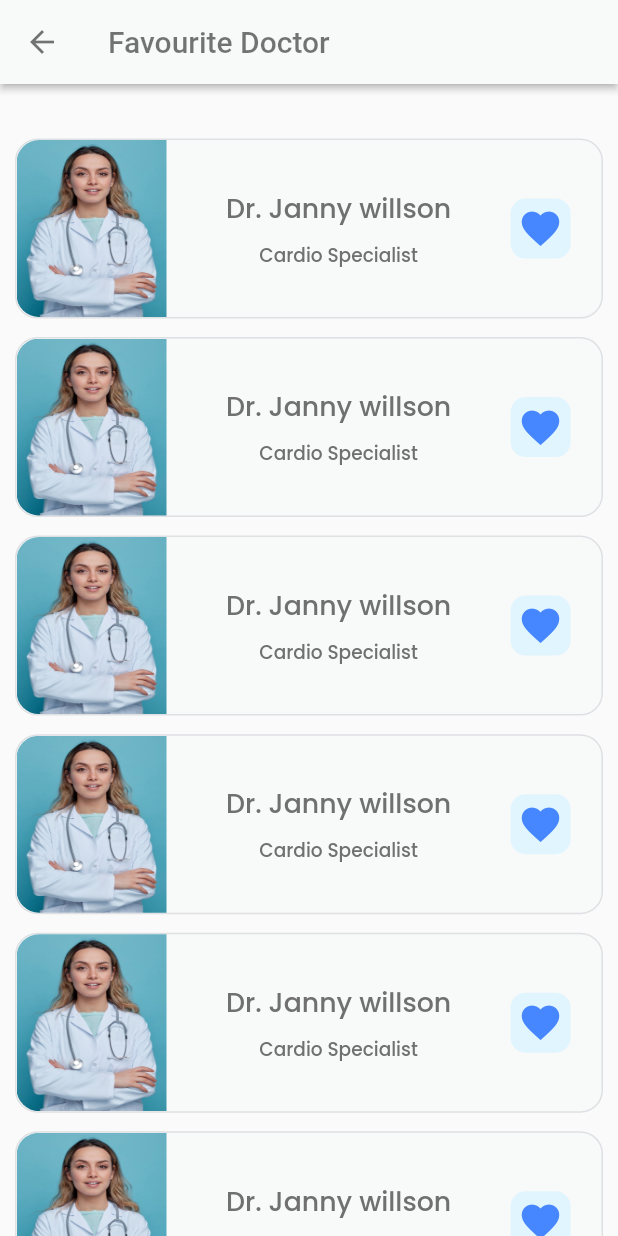
After one commit to Yashil07/doctify_app, a Flutter app: the screen it shows after launch, after a tap on the "favorite" icon, on a phone screen of 412 x 824 dp. The commit adds this screen. Run offline on Flutter 3.47's test engine with Material 2 defaults, Android fonts, the phone set to English and light mode, and no system bars; our stand-ins replace firebase_core, flutter_svg, image_picker, lottie, persistent_bottom_nav_bar and 2 more; missing offline and left inert: dart:ffi; accounts and stored records are empty; project files that could hold a hidden picture were left out.

Commit message:
22-09-22 home screen (fav,top,special)

```diff
--- a/lib/Views/customeWidgets/custom_appbar.dart
+++ b/lib/Views/customeWidgets/custom_appbar.dart
@@ -22,7 +22,7 @@ class _CustomAppBarState extends State<CustomAppBar> {
                 style: TextStyle(color: Colors.black54)),
             leading: const BackButton(color: Colors.black54),
             backgroundColor: ColorUtils.appBgColor,
-            elevation: 3,
+            elevation: 2,
           ),
         ),
     );
--- /dev/null
+++ b/lib/Views/home/Favourite-doctor_screen.dart
@@ -0,0 +1,102 @@
+import 'package:flutter/cupertino.dart';
+import 'package:flutter/material.dart';
+import 'package:sizer/sizer.dart';
+
+import '../../Utils/color_utils.dart';
+import '../../Utils/fontFamily_utils.dart';
+import '../../Utils/image_utils.dart';
+import '../customeWidgets/custom_appbar.dart';
+
+class FavouriteDoctorScreen extends StatefulWidget {
+  const FavouriteDoctorScreen({Key? key}) : super(key: key);
+
+  @override
+  State<FavouriteDoctorScreen> createState() => _FavouriteDoctorScreenState();
+}
+
+class _FavouriteDoctorScreenState extends State<FavouriteDoctorScreen> {
+  @override
+  Widget build(BuildContext context) {
+    return Container(
+      color: Colors.blueGrey,
+      child: SafeArea(
+        child: Scaffold(
+          appBar:   const PreferredSize(
+            preferredSize:Size.fromHeight(80),
+            child: CustomAppBar(title: "Favourite Doctor",),
+          ),
+          body: SingleChildScrollView(
+            child: Padding(
+              padding: const EdgeInsets.only(left: 10,right: 10),
+              child: Column(
+                children: List.generate(10, (index) =>
+                    Column(
+                      children: [
+                        SizedBox( height: 1.5.h),
+                        Container(
+
+                          height:120,
+                          width: double.infinity,
+                          decoration: BoxDecoration(
+                              color: ColorUtils.appBgColor,
+                              border: Border.all(color: ColorUtils.lightGreyColor),
+                              borderRadius: BorderRadius.circular(15)),
+                          child: Padding(
+                            padding:  EdgeInsets.only(right: 5.w),
+                            child: Row(
+                              mainAxisAlignment: MainAxisAlignment.spaceBetween,
+                              children: [
+                                ClipRRect(
+                                    borderRadius: const BorderRadius.only(topLeft:Radius.circular(15), bottomLeft: Radius.circular(15)),
+
+                                    child: Image.asset(ImageUtils.doctorImage,fit: BoxFit.fill,
+                                      height: 121,
+                                      width: 100.0,)
+                                ),
+                                Expanded(
+                                  child: Column(
+                                    mainAxisAlignment: MainAxisAlignment.center,
+                                    crossAxisAlignment: CrossAxisAlignment.center,
+                                    children: [
+                                      Text("Dr. Janny willson",style: FontTextStyle.poppinsS12W5labelColor,),
+                                      SizedBox(height: 1.h),
+                                      Text("Cardio Specialist",style: FontTextStyle.poppinsS8W5labelColor,),
+                                    ],
+                                  ),
+                                ),
+
+                                Center(
+                                  child: Container(
+                                    height:40,
+                                    width: 40,
+                                    decoration: BoxDecoration(
+                                        color: ColorUtils.skyBlueColor,
+                                        borderRadius: BorderRadius.circular(10)
+                                      //more than 50% of width makes circle
+                                    ),
+                                    child:  Center(
+                                      child: Icon(
+                                        Icons.favorite,
+                                        size: 30,
+                                        color: ColorUtils.primaryColor,
+                                      ),
+                                    ),
+                                  ),
+                                ),
+
+                              ],
+                            ),
+                          ),
+                        ),
+                      ],
+                    )),
+              ),
+            ),
+          ),
+        ),
+
+      ),
+
+    );
+  }
+}
--- a/lib/Views/home/bottom_nav-bar_screen.dart
+++ b/lib/Views/home/bottom_nav-bar_screen.dart
@@ -2,6 +2,7 @@ import 'package:flutter/cupertino.dart';
 import 'package:flutter/material.dart';
 import 'package:persistent_bottom_nav_bar/persistent-tab-view.dart';
 import 'package:lottie/lottie.dart';
+import 'package:project/Utils/color_utils.dart';
 import 'package:project/Views/Auth/reset_password_screen.dart';
 import 'package:project/Views/Auth/successfully_changed.dart';
 import 'package:project/Views/home/home_screen.dart';
@@ -31,7 +32,7 @@ class MainPage extends StatefulWidget {
 }
 
 class _MainPageState extends State<MainPage> {
-  Color mainColor = const Color(0xFF2631C1);
+  // Color mainColor = const Color(0xFF2631C1);
   final PersistentTabController _controller =
   PersistentTabController(initialIndex: 0);
 
@@ -46,7 +47,6 @@ class _MainPageState extends State<MainPage> {
           HomePage(),
           ResetPasswordScreen(),
           ChatPage(),
-          NotificationPage(),
           ProfilePage(),
         ],
         items: _navBarsItems(),
@@ -68,31 +68,27 @@ class _MainPageState extends State<MainPage> {
       PersistentBottomNavBarItem(
         icon: const Icon(CupertinoIcons.home),
         title: ("Home"),
-        activeColorPrimary: mainColor,
+        activeColorPrimary: ColorUtils.primaryColor,
+        inactiveColorPrimary: CupertinoColors.systemGrey,
+
+      ),
+      PersistentBottomNavBarItem(
+        icon: const Icon(CupertinoIcons.calendar_today),
+        title: ("Appointment"),
+        activeColorPrimary: ColorUtils.primaryColor,
         inactiveColorPrimary: CupertinoColors.systemGrey,
       ),
       PersistentBottomNavBarItem(
-        icon: const Icon(CupertinoIcons.search),
-        title: ("Search"),
-        activeColorPrimary: mainColor,
+        icon: const Icon(CupertinoIcons.list_bullet),
+        title: ("History"),
+        activeColorPrimary: ColorUtils.primaryColor,
         inactiveColorPrimary: CupertinoColors.systemGrey,
       ),
-      PersistentBottomNavBarItem(
-        icon: const Icon(CupertinoIcons.chat_bubble),
-        title: ("Chat"),
-        activeColorPrimary: mainColor,
-        inactiveColorPrimary: CupertinoColors.systemGrey,
-      ),
-      PersistentBottomNavBarItem(
-        icon: const Icon(CupertinoIcons.bell),
-        title: ("Notification"),
-        activeColorPrimary: mainColor,
-        inactiveColorPrimary: CupertinoColors.systemGrey,
-      ),
+
       PersistentBottomNavBarItem(
         icon: const Icon(CupertinoIcons.person),
         title: ("Profile"),
-        activeColorPrimary: mainColor,
+        activeColorPrimary: ColorUtils.primaryColor,
         inactiveColorPrimary: CupertinoColors.systemGrey,
       ),
     ];
@@ -104,7 +100,7 @@ class HomePage extends StatelessWidget {
 
   @override
   Widget build(BuildContext context) {
-    return Center(
+    return const Center(
       child: HomeScreen(),
     );
   }
@@ -132,17 +128,6 @@ class ChatPage extends StatelessWidget {
   }
 }
 
-class NotificationPage extends StatelessWidget {
-  const NotificationPage({Key? key}) : super(key: key);
-
-  @override
-  Widget build(BuildContext context) {
-    return Center(
-      child: Lottie.asset('assets/notification.json'),
-    );
-  }
-}
-
 class ProfilePage extends StatelessWidget {
   const ProfilePage({Key? key}) : super(key: key);
 
--- a/lib/Views/home/home_screen.dart
+++ b/lib/Views/home/home_screen.dart
@@ -2,7 +2,9 @@ import 'package:flutter/material.dart';
 
 import 'package:project/Utils/image_utils.dart';
 import 'package:project/Views/customeWidgets/custom_text_field.dart';
+import 'package:project/Views/home/Favourite-doctor_screen.dart';
 import 'package:project/Views/home/specialist_screen.dart';
+import 'package:project/Views/home/top-doc_screen.dart';
 import 'package:sizer/sizer.dart';
 
 import '../../Utils/color_utils.dart';
@@ -44,7 +46,9 @@ class _HomeScreenState extends State<HomeScreen> {
                         SizedBox(width: 3.w,),
                         Text("Doctify",style: FontTextStyle.poppinsS10W5labelColor,),
                         SizedBox(width: 30.w,),
-                        Container(
+                        GestureDetector(
+                          onTap: (){Navigator.push(context, MaterialPageRoute(builder: (context) => const   FavouriteDoctorScreen()));},
+                          child: Container(
                             height:45,
                             width: 45,
                             decoration: BoxDecoration(
@@ -57,6 +61,7 @@ class _HomeScreenState extends State<HomeScreen> {
                                 Icons.favorite,
                                 size: 30,
                                 color: ColorUtils.primaryColor,
+                              ),
                             ),
                           ),
                         ),
@@ -201,7 +206,9 @@ class _HomeScreenState extends State<HomeScreen> {
                           mainAxisAlignment: MainAxisAlignment.spaceBetween,
                           children: [
                             Text("Top Doctor",style: FontTextStyle.poppinsS12W5labelColor,),
-                            Text("See All",style: FontTextStyle.poppinsS12W5labelColor,),
+                            GestureDetector(
+                              child: Text("See All",style: FontTextStyle.poppinsS12W5labelColor,),
+                              onTap: () { Navigator.push(context, MaterialPageRoute(builder: (context) => const TopDoctorScreen()));},),
                           ],
                         ),
                       ],
@@ -217,8 +224,8 @@ class _HomeScreenState extends State<HomeScreen> {
                             return Row(
                               children: [
                                 Container(
-                                  height:250,
-                                  width: 150,
+                                  height:240,
+                                  width: 145,
                                   decoration: BoxDecoration(
                                       color: ColorUtils.appBgColor,
                                       borderRadius: BorderRadius.circular(15),
@@ -233,14 +240,15 @@ class _HomeScreenState extends State<HomeScreen> {
 
                                       children: [
                                         ClipRRect(
-                                            borderRadius: BorderRadius.only(topLeft:Radius.circular(15), topRight: Radius.circular(15)),
+                                            borderRadius: const BorderRadius.only(topLeft:Radius.circular(15), topRight: Radius.circular(15)),
 
                                             child: Image.asset(ImageUtils.doctorImage,fit: BoxFit.fill,
-                                              height: 180.0,
-                                              width: 150.0,)
+                                              height: 160.0,
+                                              width: 150.0,
+                                            )
                                         ),
                                         SizedBox(height: 1.h,),
-                                        Center(child: Text("Dr. Janny Willson",style: FontTextStyle.poppinsS10W5labelColor,)),
+                                        Center(child: Text("Dr. Janny  Willson",style: FontTextStyle.poppinsS8W5labelColor,)),
                                         SizedBox(height: 1.h,),
                                         Center(child: Text("Cardio Specialist",style: FontTextStyle.poppinsS8W5labelColor,)),
 
--- a/lib/main.dart
+++ b/lib/main.dart
@@ -5,6 +5,7 @@ import 'package:project/Views/Auth/login_screen.dart';
 import 'package:project/Views/Auth/reg_screen.dart';
 import 'package:project/Views/Auth/profile_screen.dart';
 import 'package:project/Views/Auth/reset_password_screen.dart';
+import 'package:project/Views/home/bottom_nav-bar_screen.dart';
 import 'package:sizer/sizer.dart';
 import 'package:firebase_core/firebase_core.dart';
 
@@ -30,12 +31,11 @@ class MyApp extends StatelessWidget {
         builder: (context, orientation, deviceType) {
         return MaterialApp(
           theme: ThemeData(
-            fontFamily: "Poppins",
-            // backgroundColor: Color(0xffbE8F2F9),
+            fontFamily: "Poppins", // backgroundColor: Color(0xffbE8F2F9),
           ),
           debugShowCheckedModeBanner: false,
-         home: const SplashScreen(),
-         //home: const HomeScreen(),
+         //home: const SplashScreen(),
+         home: const BottomNavBarScreen(),
         );
       }
     );
```
Also changed, not shown: lib/Views/home/top-doc_screen.dart (added, +101 -0 lines), pubspec.lock. Lines whose indentation alone changed are shown as unchanged.
